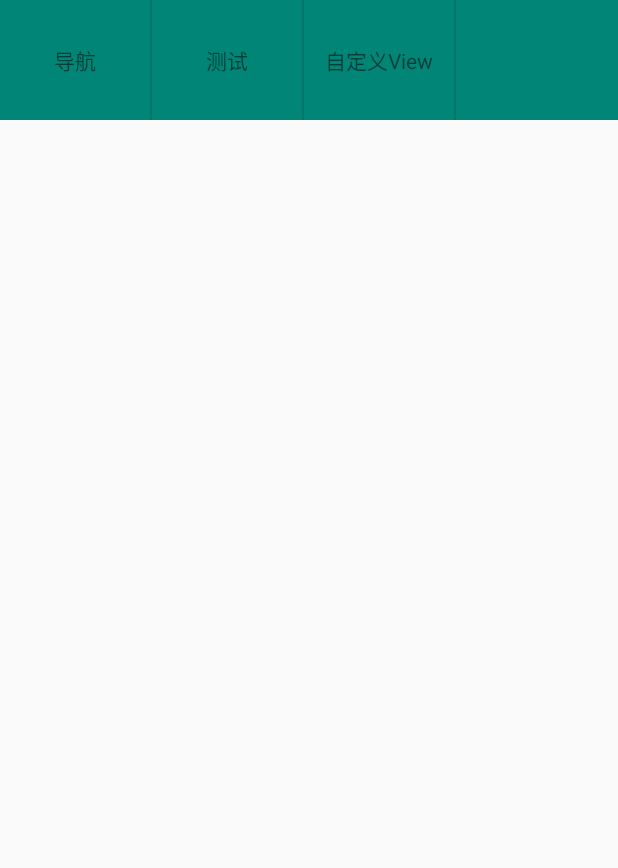
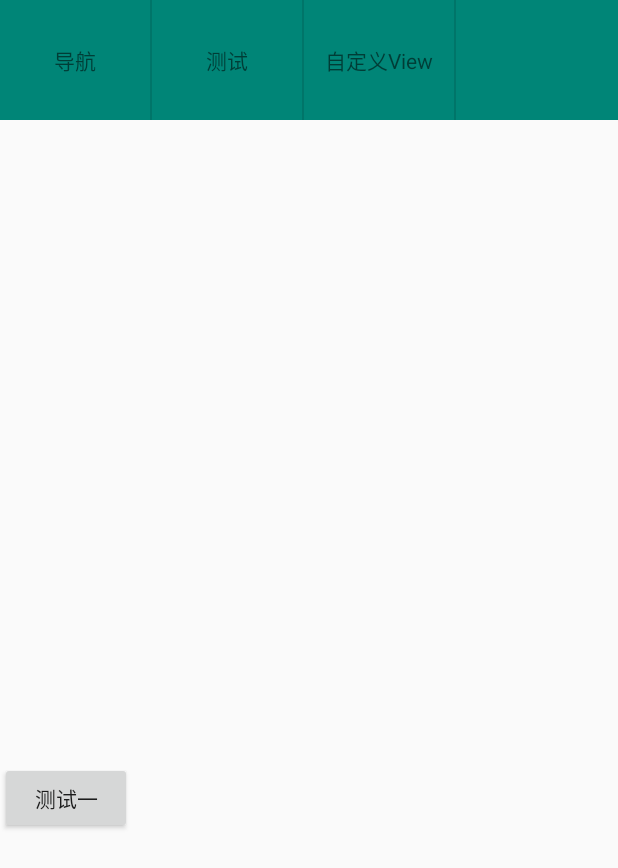
Before and after one commit to MUtopialaddygaga/VideoDemo, an Android app: the screen it shows after launch (MainActivity), after a tap on "导航", on a phone screen of 412 x 824 dp. Shown: the top 868 px of the screen. Run offline under Robolectric (Android 15) with nearby library versions, the phone set to English and light mode, and no system bars; our stand-ins replace data binding; 1 statement that could not run was skipped.

Commit message:
add:分析事件点击事件。

```diff
--- a/onedayproject/src/main/java/com/oneday/videodemo/MainActivity.java
+++ b/onedayproject/src/main/java/com/oneday/videodemo/MainActivity.java
@@ -9,6 +9,7 @@ import androidx.recyclerview.widget.LinearLayoutManager;
 import android.content.Intent;
 import android.os.Bundle;
 import android.util.Log;
+import android.view.MotionEvent;
 import android.view.View;
 import android.view.Window;
 
@@ -16,6 +17,8 @@ import com.oneday.videodemo.databinding.ActivityMainBinding;
 import com.oneday.videodemo.jni.JniDemo;
 import com.oneday.videodemo.model.ItemModel;
 import com.oneday.videodemo.recyclerviewdemo.CommonAdapter;
+import com.oneday.videodemo.util.LogContants;
+import com.oneday.videodemo.video.VideoActivity;
 import com.oneday.videodemo.view.CustomViewActivity;
 
 import java.util.ArrayList;
@@ -51,6 +54,15 @@ public class MainActivity extends AppCompatActivity {
         mActivityMainBinding.rvController.setItemAnimator(new DefaultItemAnimator());
         mActivityMainBinding.rvController.addItemDecoration(new DividerItemDecoration(this, DividerItemDecoration.HORIZONTAL));
         mActivityMainBinding.rvController.setAdapter(commonAdapter);
+        mActivityMainBinding.btTest.setOnClickListener(new View.OnClickListener() {
+            @Override
+            public void onClick(View v) {
+                Log.d(LogContants.TAG_DISPATCH_EVENT, "MainActivity-onClick, v :" + v.toString());
+                Intent mIntent = new Intent(MainActivity.this, VideoActivity.class);
+                mIntent.addFlags(Intent.FLAG_ACTIVITY_NEW_TASK);
+                startActivity(mIntent);
+            }
+        });
 
     }
 
@@ -112,4 +124,18 @@ public class MainActivity extends AppCompatActivity {
         mIntent.addFlags(Intent.FLAG_ACTIVITY_NEW_TASK);
         startActivity(mIntent);
     }
+
+    @Override
+    public boolean dispatchTouchEvent(MotionEvent ev) {
+        Log.d(LogContants.TAG_DISPATCH_EVENT, "MainActivity-dispatchTouchEvent, ev :" + ev.toString());
+        return super.dispatchTouchEvent(ev);
+        //return true;
+    }
+
+    @Override
+    public boolean onTouchEvent(MotionEvent event) {
+        Log.d(LogContants.TAG_DISPATCH_EVENT, "MainActivity-onTouchEvent, ev :" + event.toString());
+        return super.onTouchEvent(event);
+        //return true;
+    }
 }
--- /dev/null
+++ b/onedayproject/src/main/java/com/oneday/videodemo/dispatchevent/TestDispatchActivity.java
@@ -0,0 +1,36 @@
+package com.oneday.videodemo.dispatchevent;
+
+import android.content.Context;
+import android.util.AttributeSet;
+import android.util.Log;
+import android.view.MotionEvent;
+import android.view.ViewGroup;
+
+import com.oneday.videodemo.util.LogContants;
+
+public class TestDispatchActivity extends ViewGroup {
+
+    public TestDispatchActivity(Context context) {
+        super(context);
+    }
+
+    public TestDispatchActivity(Context context, AttributeSet attrs) {
+        super(context, attrs);
+    }
+
+    public TestDispatchActivity(Context context, AttributeSet attrs,
+                                int defStyleAttr) {
+        super(context, attrs, defStyleAttr);
+    }
+
+    @Override
+    public boolean dispatchTouchEvent(MotionEvent ev) {
+        Log.d(LogContants.TAG_DISPATCH_EVENT, "TestDispatchViewGroup-dispatchTouchEvent, ev :" + ev.toString());
+        return super.dispatchTouchEvent(ev);
+    }
+
+    @Override
+    protected void onLayout(boolean changed, int l, int t, int r, int b) {
+
+    }
+}
--- a/onedayproject/src/main/res/layout/activity_main.xml
+++ b/onedayproject/src/main/res/layout/activity_main.xml
@@ -4,12 +4,14 @@
     xmlns:tools="http://schemas.android.com/tools">
 
     <data>
-<!--        //写法一-->
-<!--        <variable-->
-<!--            name="mTestBean"-->
-<!--            type="com.oneday.videodemo.model.TestObservable" />-->
+        <!--        //写法一-->
+        <!--        <variable-->
+        <!--            name="mTestBean"-->
+        <!--            type="com.oneday.videodemo.model.TestObservable" />-->
         //写法二
-        <import type="com.oneday.videodemo.model.ItemModel"/>
+
+        <import type="com.oneday.videodemo.model.ItemModel" />
+
         <variable
             name="mTestObservable"
             type="com.oneday.videodemo.model.ItemModel" />
@@ -28,11 +30,42 @@
             android:id="@+id/rvController"
             android:layout_width="match_parent"
             android:layout_height="@dimen/h80dp"
+            android:background="@color/colorPrimary"
             android:scrollbars="horizontal"
-            android:background="@color/colorPrimary"
             app:layout_constraintLeft_toLeftOf="parent"
-            app:layout_constraintTop_toTopOf="parent"
-            app:layout_constraintRight_toRightOf="parent"/>
+            app:layout_constraintRight_toRightOf="parent"
+            app:layout_constraintTop_toTopOf="parent" />
+
+        <com.oneday.videodemo.dispatchevent.TestDispatchActivity
+            android:id="@+id/tdaTest"
+            android:layout_width="match_parent"
+            android:layout_height="@dimen/w80dp"
+            app:layout_constraintTop_toBottomOf="@id/rvController"
+            app:layout_constraintLeft_toLeftOf="parent"
+            app:layout_constraintRight_toRightOf="parent"
+            app:layout_constraintBottom_toBottomOf="parent">
+
+        </com.oneday.videodemo.dispatchevent.TestDispatchActivity>
+
+        <com.oneday.videodemo.dispatchevent.TestDispatchViewGroup
+            android:id="@+id/tdvgTest"
+            app:layout_constraintTop_toBottomOf="@id/tdaTest"
+            app:layout_constraintLeft_toLeftOf="parent"
+            app:layout_constraintRight_toRightOf="parent"
+            android:layout_width="match_parent"
+            android:layout_height="@dimen/w80dp">
+
+        </com.oneday.videodemo.dispatchevent.TestDispatchViewGroup>
+
+
+        <Button
+            android:id="@+id/btTest"
+            android:layout_width="wrap_content"
+            android:layout_height="wrap_content"
+            app:layout_constraintLeft_toLeftOf="@id/tdvgTest"
+            app:layout_constraintTop_toTopOf="@id/tdvgTest"
+            android:text="@string/main_test_button"
+            app:layout_constraintBottom_toBottomOf="@id/tdvgTest"/>
 
     </androidx.constraintlayout.widget.ConstraintLayout>
 </layout>
```
Also changed, not shown: custom.gradle (+10 -9 lines), onedayproject/build.gradle (+4 -7 lines), onedayproject/src/main/AndroidManifest.xml (+11 -0 lines), onedayproject/src/main/java/com/oneday/videodemo/dispatchevent/TestDispatchViewGroup.java (added, +46 -0 lines), onedayproject/src/main/java/com/oneday/videodemo/util/LogContants.java (added, +7 -0 lines), onedayproject/src/main/java/com/oneday/videodemo/video/Square.java (added, +41 -0 lines), onedayproject/src/main/java/com/oneday/videodemo/video/TestGlSurfaceView.java (added, +23 -0 lines), onedayproject/src/main/java/com/oneday/videodemo/video/TestRender.java (added, +30 -0 lines), onedayproject/src/main/java/com/oneday/videodemo/video/Triangle.java (added, +36 -0 lines), onedayproject/src/main/java/com/oneday/videodemo/video/VideoActivity.java (added, +73 -0 lines), onedayproject/src/main/java/com/oneday/videodemo/view/GlobalWindowUtil.java (added, +51 -0 lines), onedayproject/src/main/res/mipmap-mdpi/event_dispatch_activity.jpg (added), onedayproject/src/main/res/mipmap-mdpi/event_dispatch_view.jpg (added), onedayproject/src/main/res/mipmap-mdpi/event_dispatch_viewgroup.jpg (added), 1 other file.
